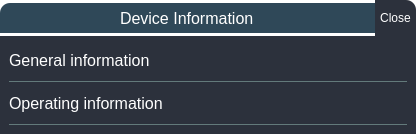
This is UI/forms/DeviceInfoDialog.ui in romangolovkou/AQteck_toolMAX as Qt 5 draws it before an edit. The edited form follows.
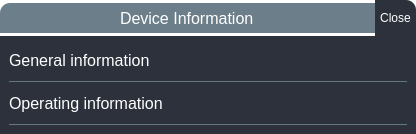
This is the edited form.

The edit to the form file:
```diff
--- a/UI/forms/DeviceInfoDialog.ui
+++ b/UI/forms/DeviceInfoDialog.ui
@@ -38,7 +38,7 @@
 
 #windowNameFrame {
 	border-top-left-radius: 10px;
-	background-color: #2F4858;
+	background-color: rgba(47, 72, 88, 180);
 	border: none;
 }
 
```
